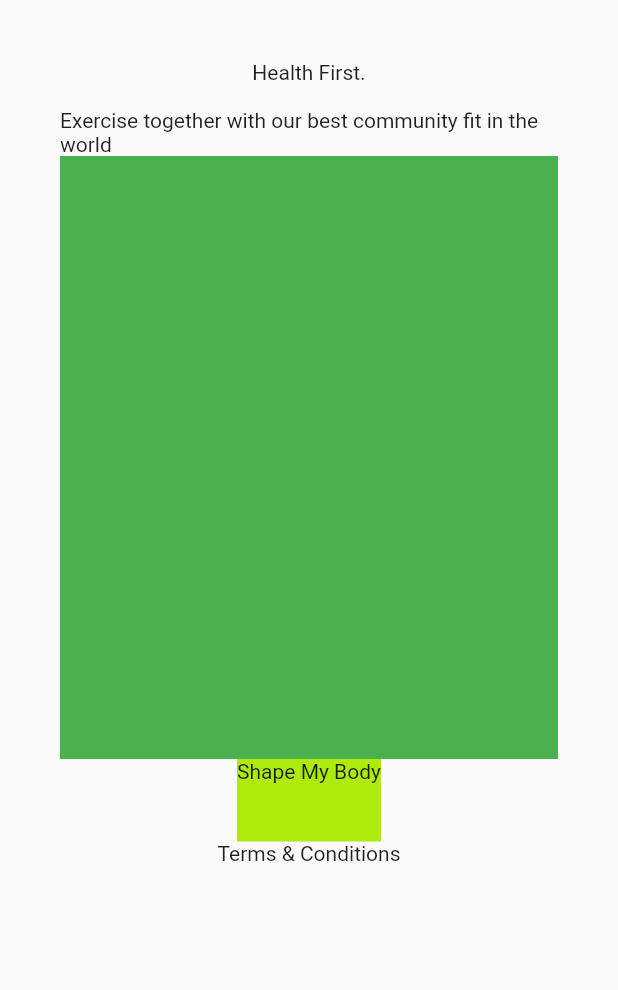
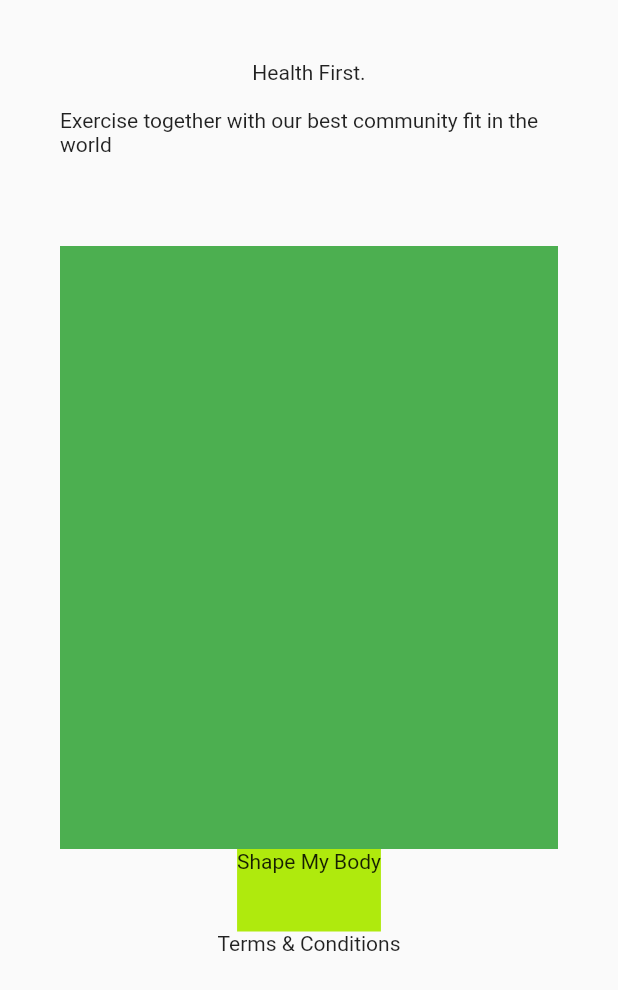
Before and after one commit to nandaarya/seven_days_challange, a Flutter app: the screen it shows after launch, on a phone screen of 412 x 824 dp. Shown: the top 990 px of the screen. Run offline on Flutter 3.47's test engine with Material 2 defaults, Android fonts, the phone set to English and light mode, and no system bars; our stand-ins replace google_fonts.

Commit message:
add space between text and images

```diff
--- a/lib/pages/second_started.dart
+++ b/lib/pages/second_started.dart
@@ -16,6 +16,7 @@ class SecondStarted extends StatelessWidget {
             ),
             SizedBox(height: 16),
             Text('Exercise together with our best community fit in the world'),
+            SizedBox(height: 60),
             Container(
               height: 402,
               color: Colors.green,
```
